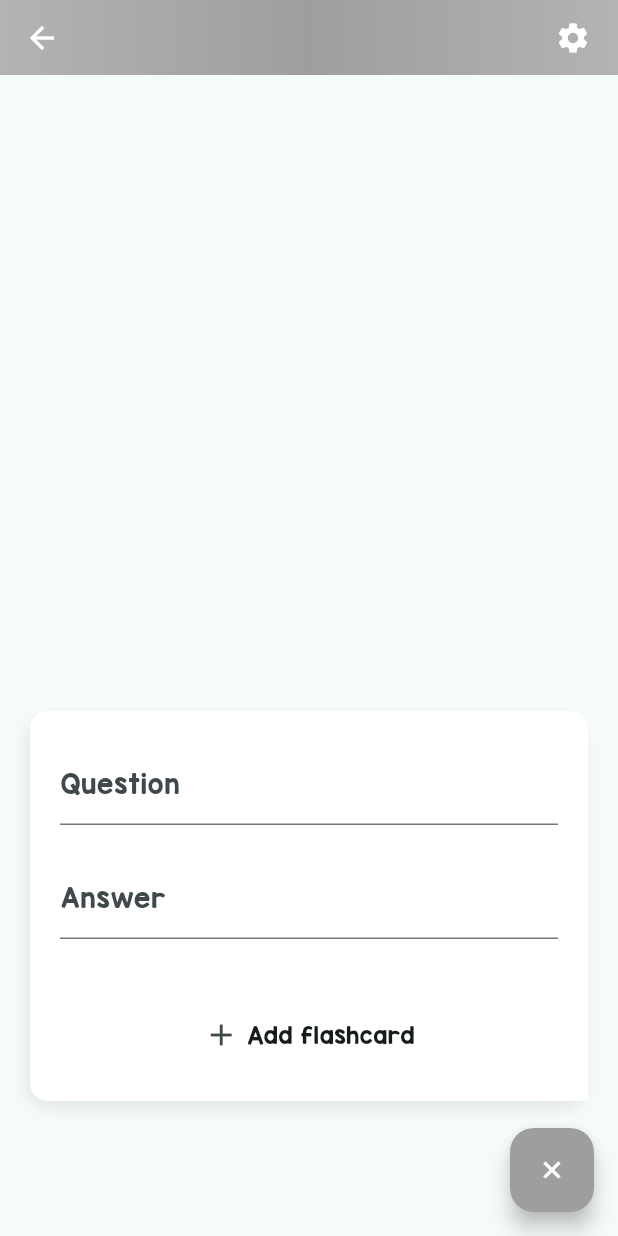
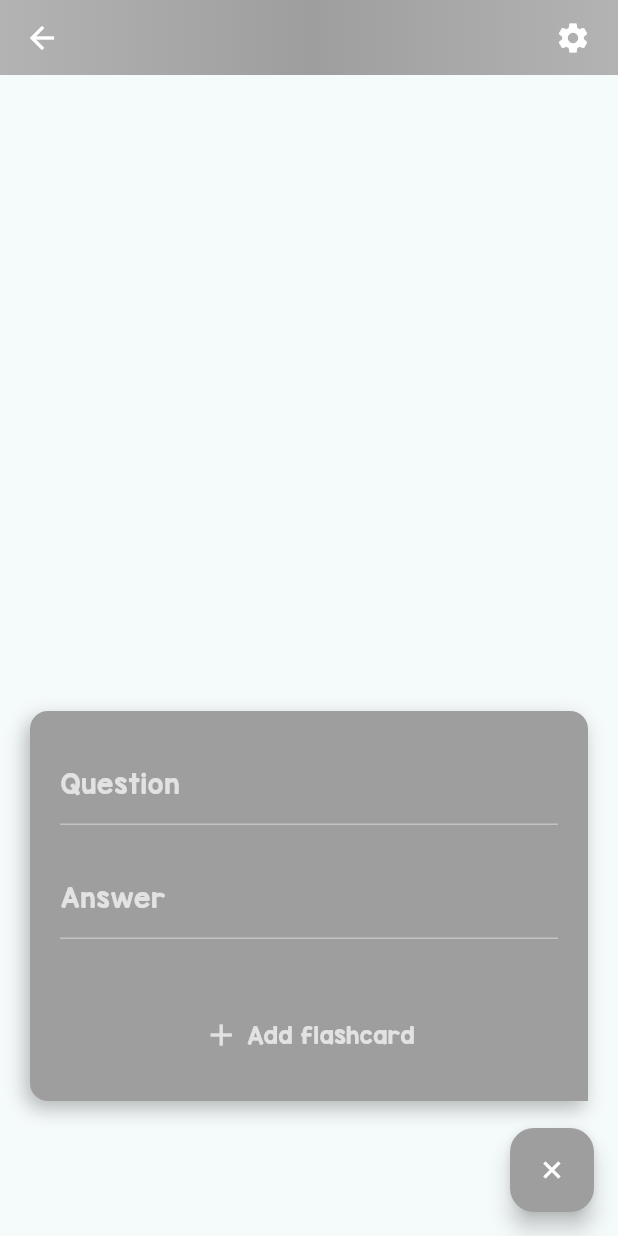
Before and after one commit to nathan68560/Jokerly, a Flutter app: the DeckPage screen opened directly with empty values, after a tap on the "add" icon, on a phone screen of 412 x 824 dp. Run offline on Flutter 3.47's test engine with Material 3 defaults, Android fonts, the phone set to English and light mode, and no system bars; our stand-ins replace shared_preferences; accounts and stored records are empty.

Commit message:
Added input validation when creating decks and flashcards

```diff
--- a/lib/pages/deck.dart
+++ b/lib/pages/deck.dart
@@ -60,7 +60,13 @@ class _DeckPageState extends State<DeckPage> {
   }
 
   void _addFlashcard(String question, String answer) {
-    Flashcard newFlashcard = new Flashcard(question: question, answer: answer);
+    RegExp validStr = RegExp(r"\S{1,}");
+    if (validStr.allMatches(question).isEmpty ||
+        validStr.allMatches(answer).isEmpty) {
+      return;
+    }
+
+    Flashcard newFlashcard = Flashcard(question: question, answer: answer);
     setState(() {
       widget.deck.flashcards.add(newFlashcard);
       _showNewFC = false;
@@ -321,15 +327,15 @@ class _DeckPageState extends State<DeckPage> {
         child: Container(
           padding: const EdgeInsets.all(20),
           decoration: BoxDecoration(
-            color: Colors.white,
+            color: _backgroundColor,
             borderRadius: BorderRadius.circular(12)
                 .copyWith(bottomRight: const Radius.circular(0)),
             boxShadow: const [
               BoxShadow(
                 offset: Offset(-3, 5),
-                spreadRadius: -3,
+                spreadRadius: 0,
                 blurRadius: 10,
-                color: Colors.black12,
+                color: Colors.black26,
               ),
             ],
           ),
@@ -338,15 +344,31 @@ class _DeckPageState extends State<DeckPage> {
             crossAxisAlignment: CrossAxisAlignment.stretch,
             children: [
               TextField(
+                style: const TextStyle(color: Colors.white),
                 decoration: const InputDecoration(
                   labelText: 'Question',
+                  labelStyle: TextStyle(color: Colors.white70),
+                  enabledBorder: UnderlineInputBorder(
+                    borderSide: BorderSide(color: Colors.white38),
+                  ),
+                  focusedBorder: UnderlineInputBorder(
+                    borderSide: BorderSide(color: Colors.white70),
+                  ),
                 ),
                 controller: qstController,
               ),
               const SizedBox(height: 20),
               TextField(
+                style: const TextStyle(color: Colors.white),
                 decoration: const InputDecoration(
                   labelText: 'Answer',
+                  labelStyle: TextStyle(color: Colors.white70),
+                  enabledBorder: UnderlineInputBorder(
+                    borderSide: BorderSide(color: Colors.white38),
+                  ),
+                  focusedBorder: UnderlineInputBorder(
+                    borderSide: BorderSide(color: Colors.white70),
+                  ),
                 ),
                 controller: ansController,
               ),
@@ -358,9 +380,12 @@ class _DeckPageState extends State<DeckPage> {
                   mainAxisAlignment: MainAxisAlignment.center,
                   crossAxisAlignment: CrossAxisAlignment.center,
                   children: [
-                    Icon(Icons.add),
+                    Icon(Icons.add, color: Colors.white70),
                     SizedBox(width: 5),
-                    Text("Add flashcard"),
+                    Text(
+                      "Add flashcard",
+                      style: TextStyle(color: Colors.white70),
+                    ),
                   ],
                 ),
               ),
--- a/lib/pages/home.dart
+++ b/lib/pages/home.dart
@@ -36,6 +36,12 @@ class _HomePageState extends State<HomePage> {
   }
 
   Future<void> _addDeck(String title, String desc, Color color) async {
+    RegExp validStr = RegExp(r"\S{3,}");
+    if (validStr.allMatches(title).isEmpty ||
+        validStr.allMatches(desc).isEmpty) {
+      return;
+    }
+
     final SharedPreferences prefs = await SharedPreferences.getInstance();
 
     // Add reference to this deck through a unique ID
```
